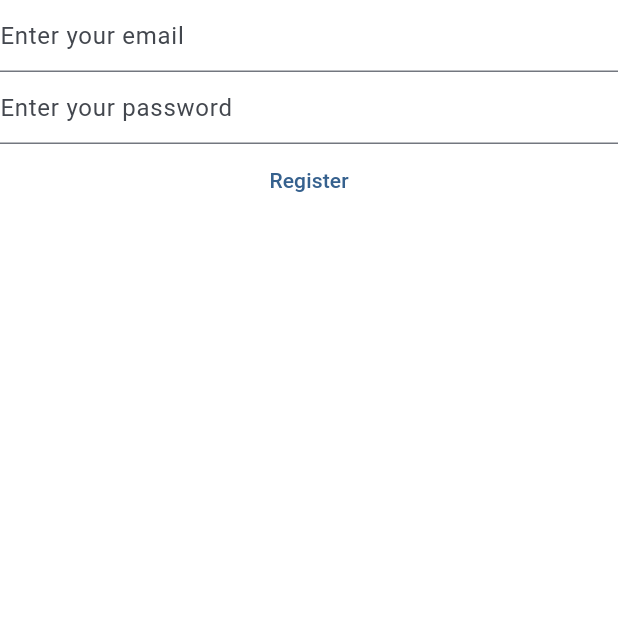
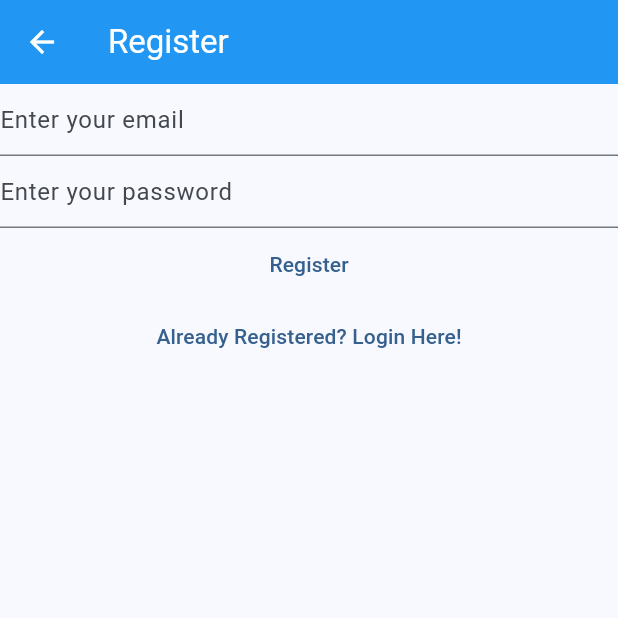
Before and after one commit to Mahendran-Murugan/Notes-App-Flutter, a Flutter app: the RegisterView screen opened by its route, on a phone screen of 412 x 824 dp, the top half of it. Run offline on Flutter 3.47's test engine with Material 3 defaults, Android fonts, the phone set to English and light mode, and no system bars; our stand-ins replace firebase_auth, firebase_core; accounts and stored records are empty.

Commit message:
feat: add Scaffold for all Views

```diff
--- a/lib/views/register_view.dart
+++ b/lib/views/register_view.dart
@@ -28,7 +28,13 @@ class _RegisterViewState extends State<RegisterView> {
 
   @override
   Widget build(BuildContext context) {
-    return Column(
+    return Scaffold(
+      appBar: AppBar(
+        title: const Text("Register"),
+        backgroundColor: Colors.blue,
+        foregroundColor: Colors.white,
+      ),
+      body: Column(
         children: [
           TextField(
             controller: _email,
@@ -69,8 +75,18 @@ class _RegisterViewState extends State<RegisterView> {
               }
             },
             child: const Text("Register"),
-        )
+          ),
+          TextButton(
+            onPressed: () {
+              Navigator.of(context).pushNamedAndRemoveUntil(
+                "/login/",
+                (route) => false,
+              );
+            },
+            child: const Text("Already Registered? Login Here!"),
+          ),
         ],
+      ),
     );
   }
 }
```
Also changed, not shown: lib/main.dart (+10 -10 lines), lib/views/login_view.dart (+14 -2 lines). Lines whose indentation alone changed are shown as unchanged.
